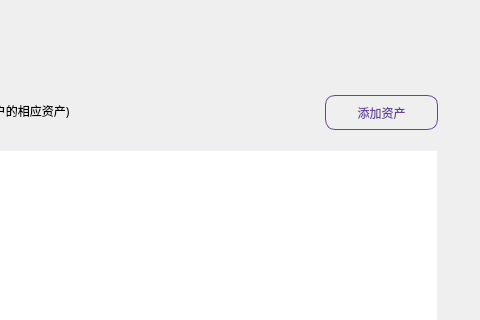
The window that assetpage.ui (realm520/gdwcoin) describes before a commit, drawn with Qt 5; both pictures show x 377 to 857 and y 0 to 320 of the 857 by 529 pixel window.
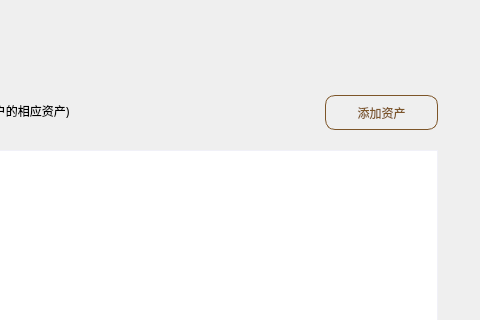
The same window after the commit.

Commit message: Change color style

Diff of the .ui file:
```diff
--- a/assetpage.ui
+++ b/assetpage.ui
@@ -177,8 +177,8 @@
     <cursorShape>PointingHandCursor</cursorShape>
    </property>
    <property name="styleSheet">
-    <string notr="true">QToolButton{color:rgb(105,67,155);border:1px solid rgb(105,67,155);border-radius:10px;}
-QToolButton:hover{color:rgb(125,87,180);}</string>
+    <string notr="true">QToolButton{color:rgb(125,85,40);border:1px solid rgb(125,85,40);border-radius:10px;}
+QToolButton:hover{color:rgb(185,150,85);}</string>
    </property>
    <property name="text">
     <string>添加资产</string>
```
The commit also changes 14 other files.
